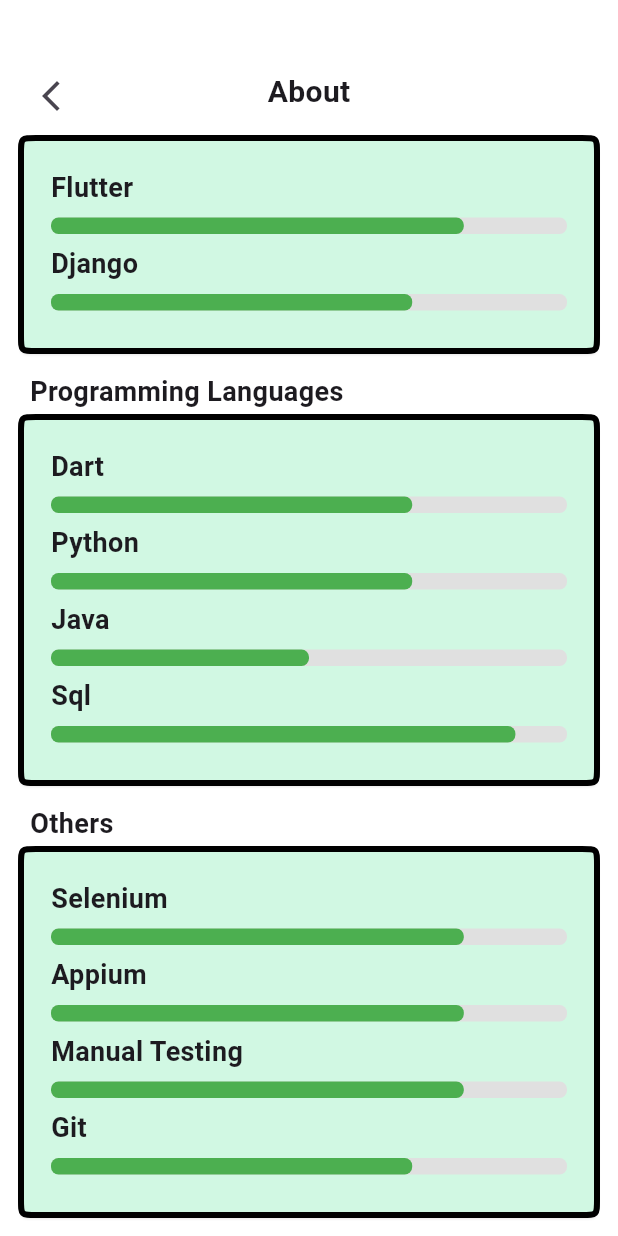
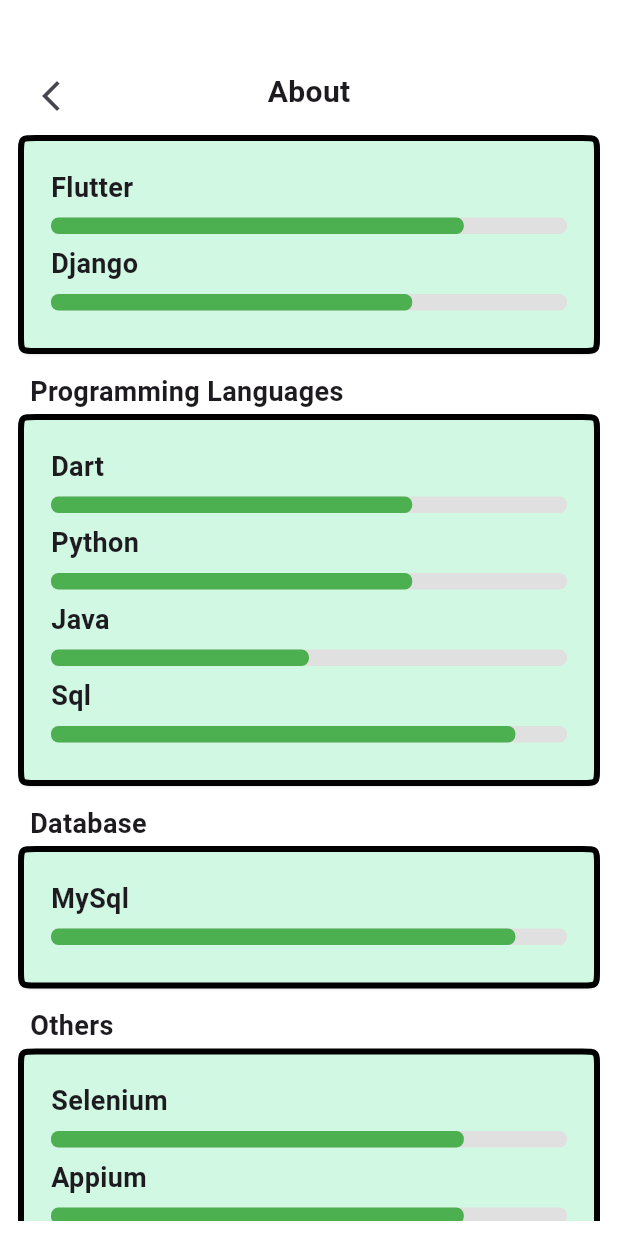
Before and after one commit to Thushar2103/Personal_Portfolio, a Flutter app: the Aboutpage widget shown alone on an empty page, opened directly, scrolled down 394 dp, on a phone screen of 412 x 824 dp. Run offline on Flutter 3.47's test engine with Material 3 defaults, Android fonts, the phone set to English and light mode, and no system bars; drawn by our look-alikes of percent_indicator; our stand-ins replace animated_text_kit, device_preview, font_awesome_flutter.

Commit message:
Database added

```diff
--- a/lib/components/aboutpage.dart
+++ b/lib/components/aboutpage.dart
@@ -275,6 +275,42 @@ class Aboutpage extends StatelessWidget {
                     Padding(
                       padding: const EdgeInsets.symmetric(horizontal: 10),
                       child: Text(
+                        "Database",
+                        style: TextStyle(
+                            fontSize: 18, fontWeight: FontWeight.bold),
+                      ),
+                    ),
+                    Card(
+                      color: Color(0xFFD1F8E3),
+                      shape: ContinuousRectangleBorder(
+                          borderRadius: BorderRadius.circular(10),
+                          side: BorderSide(width: 4)),
+                      child: Padding(
+                        padding: const EdgeInsets.all(20.0),
+                        child: Column(
+                          crossAxisAlignment: CrossAxisAlignment.start,
+                          children: [
+                            Text(
+                              "MySql",
+                              style: TextStyle(
+                                  fontSize: 18, fontWeight: FontWeight.bold),
+                            ),
+                            LinearPercentIndicator(
+                              lineHeight: 25,
+                              percent: 0.9,
+                              backgroundColor: Colors.grey[300]!,
+                              progressColor: Colors.green,
+                              barRadius: Radius.circular(5),
+                              padding: EdgeInsets.symmetric(vertical: 7.0),
+                            ),
+                          ],
+                        ),
+                      ),
+                    ),
+                    SizedBox(height: 10),
+                    Padding(
+                      padding: const EdgeInsets.symmetric(horizontal: 10),
+                      child: Text(
                         "Others",
                         style: TextStyle(
                             fontSize: 18, fontWeight: FontWeight.bold),
```
